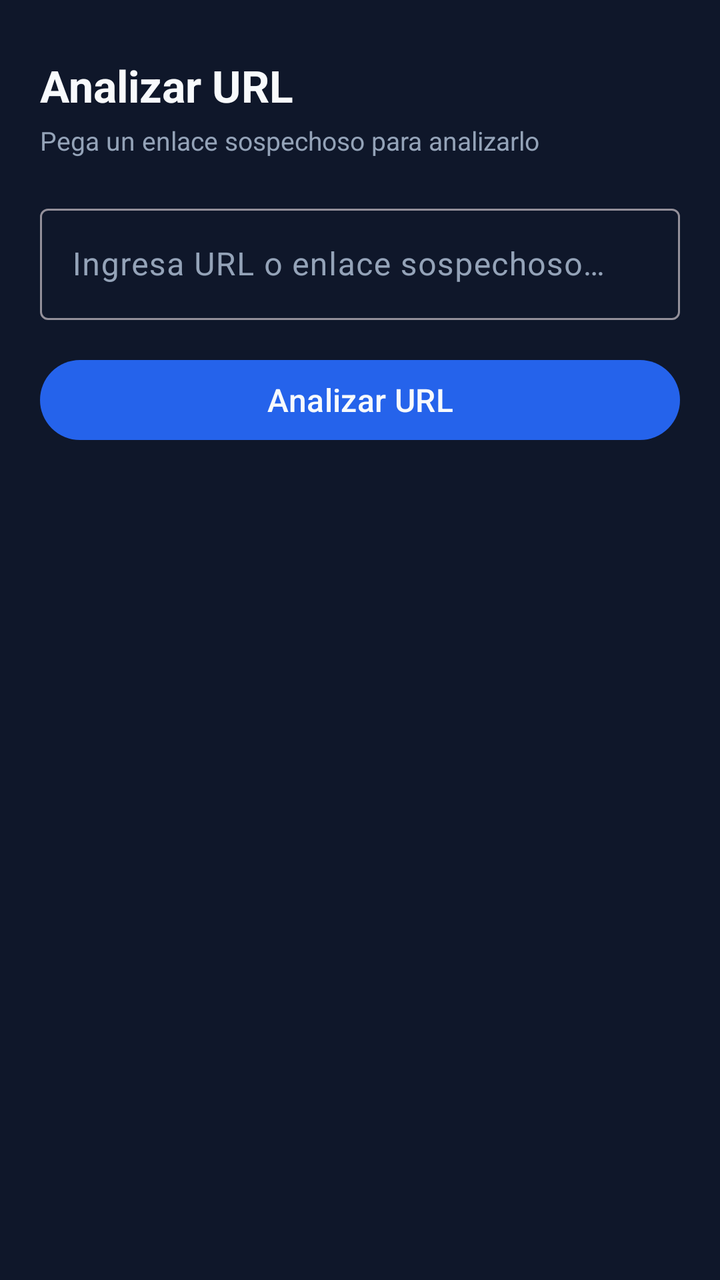
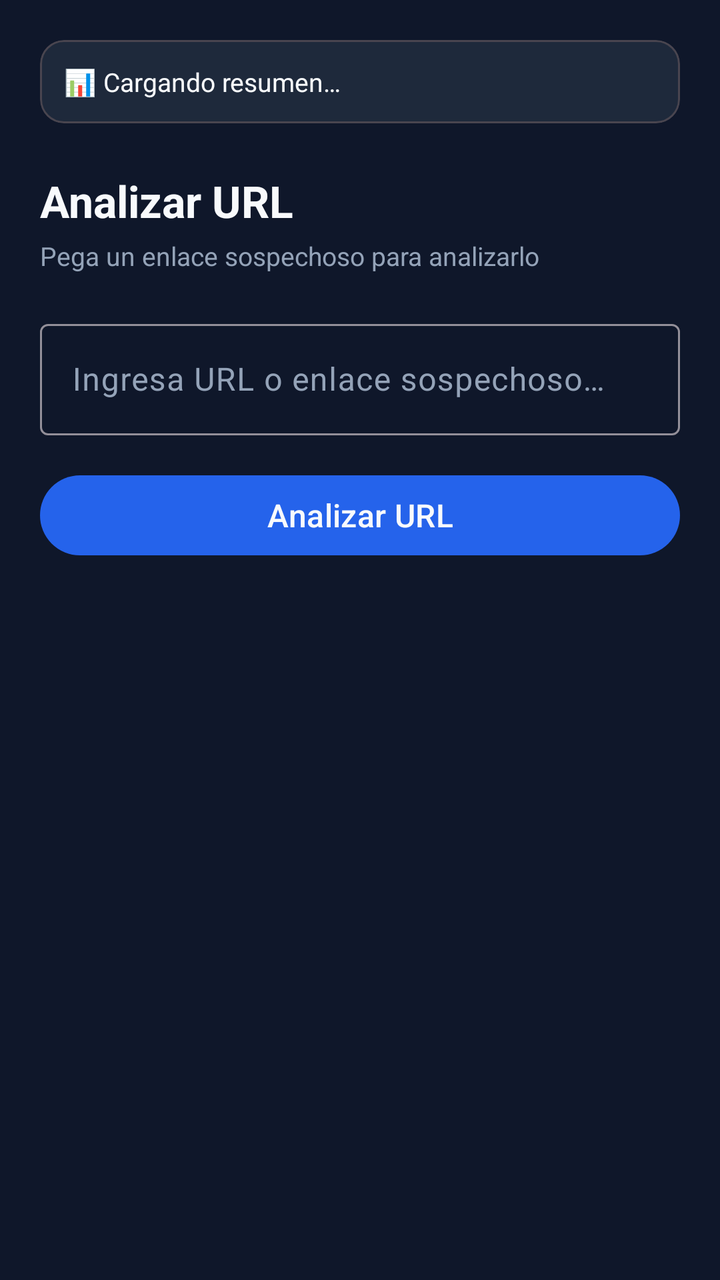

Before-and-after screenshots of an Android layout around one commit, followed by the original layout XML and the change that was made.
<!-- AndroidManifest.xml: application theme Theme.Phishware -->
<!-- res/layout/fragment_url_analysis.xml -->
<?xml version="1.0" encoding="utf-8"?>
<ScrollView xmlns:android="http://schemas.android.com/apk/res/android"
    android:layout_width="match_parent"
    android:layout_height="match_parent"
    android:fillViewport="true">

    <LinearLayout
        android:layout_width="match_parent"
        android:layout_height="wrap_content"
        android:orientation="vertical"
        android:padding="20dp">

        <TextView
            android:layout_width="wrap_content"
            android:layout_height="wrap_content"
            android:layout_marginTop="8dp"
            android:text="Analizar URL"
            android:textColor="@color/text_primary"
            android:textSize="22sp"
            android:textStyle="bold" />

        <TextView
            android:layout_width="wrap_content"
            android:layout_height="wrap_content"
            android:layout_marginTop="4dp"
            android:layout_marginBottom="20dp"
            android:text="Pega un enlace sospechoso para analizarlo"
            android:textColor="@color/text_secondary"
            android:textSize="13sp" />

        <com.google.android.material.textfield.TextInputLayout
            android:layout_width="match_parent"
            android:layout_height="wrap_content"
            android:hint="@string/hint_url"
            style="@style/Widget.Material3.TextInputLayout.OutlinedBox">

            <com.google.android.material.textfield.TextInputEditText
                android:id="@+id/etUrl"
                android:layout_width="match_parent"
                android:layout_height="wrap_content"
                android:inputType="textUri"
                android:maxLines="1"
                android:textColor="@color/text_primary" />
        </com.google.android.material.textfield.TextInputLayout>

        <com.google.android.material.button.MaterialButton
            android:id="@+id/btnAnalyze"
            android:layout_width="match_parent"
            android:layout_height="wrap_content"
            android:layout_marginTop="16dp"
            android:text="@string/btn_analyze"
            android:textSize="16sp" />

        <ProgressBar
            android:id="@+id/progressBar"
            android:layout_width="wrap_content"
            android:layout_height="wrap_content"
            android:layout_gravity="center_horizontal"
            android:layout_marginTop="16dp"
            android:visibility="gone" />

        <com.google.android.material.card.MaterialCardView
            android:id="@+id/cardResult"
            android:layout_width="match_parent"
            android:layout_height="wrap_content"
            android:layout_marginTop="20dp"
            android:visibility="gone"
            app:cardBackgroundColor="@color/surface_dark"
            app:cardCornerRadius="12dp"
            xmlns:app="http://schemas.android.com/apk/res-auto">

            <LinearLayout
                android:layout_width="match_parent"
                android:layout_height="wrap_content"
                android:orientation="vertical"
                android:padding="16dp">

                <TextView
                    android:id="@+id/tvRiskLevel"
                    android:layout_width="match_parent"
                    android:layout_height="wrap_content"
                    android:textSize="20sp"
                    android:textStyle="bold" />

                <TextView
                    android:id="@+id/tvRiskMessage"
                    android:layout_width="match_parent"
                    android:layout_height="wrap_content"
                    android:layout_marginTop="8dp"
                    android:textColor="@color/text_primary"
                    android:textSize="14sp" />

                <TextView
                    android:id="@+id/tvDomain"
                    android:layout_width="match_parent"
                    android:layout_height="wrap_content"
                    android:layout_marginTop="8dp"
                    android:textColor="@color/text_secondary"
                    android:textSize="13sp" />

                <TextView
                    android:id="@+id/tvScore"
                    android:layout_width="match_parent"
                    android:layout_height="wrap_content"
                    android:layout_marginTop="4dp"
                    android:textColor="@color/text_secondary"
                    android:textSize="13sp" />

                <TextView
                    android:id="@+id/tvAnalysisTime"
                    android:layout_width="match_parent"
                    android:layout_height="wrap_content"
                    android:layout_marginTop="4dp"
                    android:textColor="@color/text_secondary"
                    android:textSize="12sp" />

                <TextView
                    android:id="@+id/tvThreats"
                    android:layout_width="match_parent"
                    android:layout_height="wrap_content"
                    android:layout_marginTop="12dp"
                    android:textColor="@color/danger_red"
                    android:textSize="14sp"
                    android:textStyle="bold" />

                <TextView
                    android:id="@+id/tvRecommendations"
                    android:layout_width="match_parent"
                    android:layout_height="wrap_content"
                    android:layout_marginTop="8dp"
                    android:textColor="@color/warning_amber"
                    android:textSize="13sp" />
            </LinearLayout>
        </com.google.android.material.card.MaterialCardView>
    </LinearLayout>
</ScrollView>
<!-- resources referenced by this layout -->
<resources>
  <color name="danger_red">#DC2626</color>
  <color name="surface_dark">#1E293B</color>
  <color name="text_primary">#F8FAFC</color>
  <color name="text_secondary">#94A3B8</color>
  <color name="warning_amber">#D97706</color>
  <string name="btn_analyze">Analizar URL</string>
  <string name="hint_url">Ingresa URL o enlace sospechoso…</string>
  <style name="Theme.Phishware" parent="Theme.Material3.Dark.NoActionBar">
          <item name="colorPrimary">@color/primary_blue</item>
          <item name="colorPrimaryDark">@color/primary_dark</item>
          <item name="colorOnPrimary">@color/text_primary</item>
          <item name="colorSecondary">@color/success_green</item>
          <item name="colorOnSecondary">@color/background_dark</item>
          <item name="android:colorBackground">@color/background_dark</item>
          <item name="colorSurface">@color/surface_dark</item>
          <item name="colorOnSurface">@color/text_primary</item>
          <item name="colorOnSurfaceVariant">@color/text_secondary</item>
          <item name="colorError">@color/danger_red</item>
          <item name="android:statusBarColor">@color/background_dark</item>
          <item name="android:navigationBarColor">@color/background_dark</item>
      </style>
  <color name="primary_blue">#2563EB</color>
  <color name="primary_dark">#1D4ED8</color>
  <color name="success_green">#16A34A</color>
  <color name="background_dark">#0F172A</color>
</resources>

<!-- the commit's change to res/layout/fragment_url_analysis.xml (unified diff, before → after) -->
@@ -9,6 +9,24 @@
         android:layout_height="wrap_content"
         android:orientation="vertical"
         android:padding="20dp">
+
+        <com.google.android.material.card.MaterialCardView
+            android:id="@+id/cardDash"
+            android:layout_width="match_parent"
+            android:layout_height="wrap_content"
+            android:layout_marginBottom="16dp"
+            app:cardBackgroundColor="@color/surface_dark"
+            app:cardCornerRadius="12dp"
+            xmlns:app="http://schemas.android.com/apk/res-auto">
+            <TextView
+                android:id="@+id/tvDash"
+                android:layout_width="match_parent"
+                android:layout_height="wrap_content"
+                android:padding="12dp"
+                android:text="📊 Cargando resumen…"
+                android:textColor="@color/text_primary"
+                android:textSize="13sp" />
+        </com.google.android.material.card.MaterialCardView>
 
         <TextView
             android:layout_width="wrap_content"
@@ -123,14 +141,22 @@
                     android:textSize="14sp"
                     android:textStyle="bold" />
 
-                <TextView
-                    android:id="@+id/tvRecommendations"
-                    android:layout_width="match_parent"
-                    android:layout_height="wrap_content"
-                    android:layout_marginTop="8dp"
-                    android:textColor="@color/warning_amber"
-                    android:textSize="13sp" />
-            </LinearLayout>
+            <TextView
+                android:id="@+id/tvRecommendations"
+                android:layout_width="match_parent"
+                android:layout_height="wrap_content"
+                android:layout_marginTop="8dp"
+                android:textColor="@color/warning_amber"
+                android:textSize="13sp" />
+
+            <com.google.android.material.button.MaterialButton
+                android:id="@+id/btnReport"
+                style="@style/Widget.Material3.Button.OutlinedButton"
+                android:layout_width="match_parent"
+                android:layout_height="wrap_content"
+                android:layout_marginTop="12dp"
+                android:text="Reportar esta URL" />
+        </LinearLayout>
         </com.google.android.material.card.MaterialCardView>
     </LinearLayout>
 </ScrollView>
